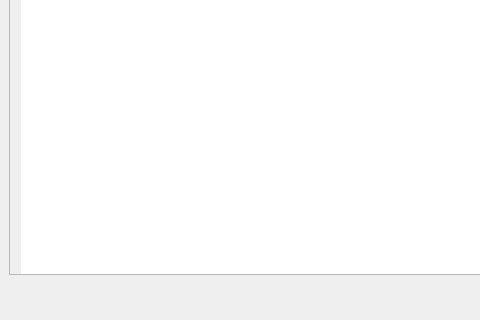
The window that GUI/MainWindow/powders.ui (sabbraxcaddabra/IntBalOptimization) describes before a commit, drawn with Qt 5; both pictures show x 0 to 480 and y 171 to 491 of the 1382 by 491 pixel window.
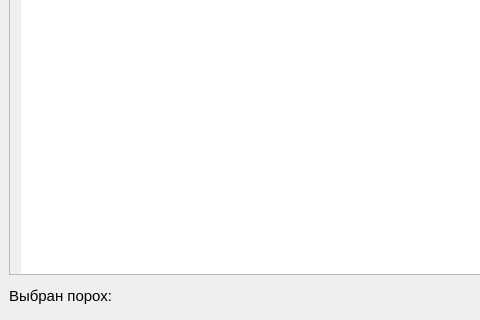
The same window after the commit.

What changed in the file:
```diff
--- a/GUI/MainWindow/powders.ui
+++ b/GUI/MainWindow/powders.ui
@@ -288,6 +288,18 @@
     </item>
     <item>
      <layout class="QHBoxLayout" name="horizontalLayout">
+      <item>
+       <widget class="QLabel" name="label">
+        <property name="font">
+         <font>
+          <pointsize>11</pointsize>
+         </font>
+        </property>
+        <property name="text">
+         <string>Выбран порох:</string>
+        </property>
+       </widget>
+      </item>
       <item>
        <spacer name="horizontalSpacer">
         <property name="orientation">
```
Left out of the diff: 37 changed lines with no effect on the pictures.
